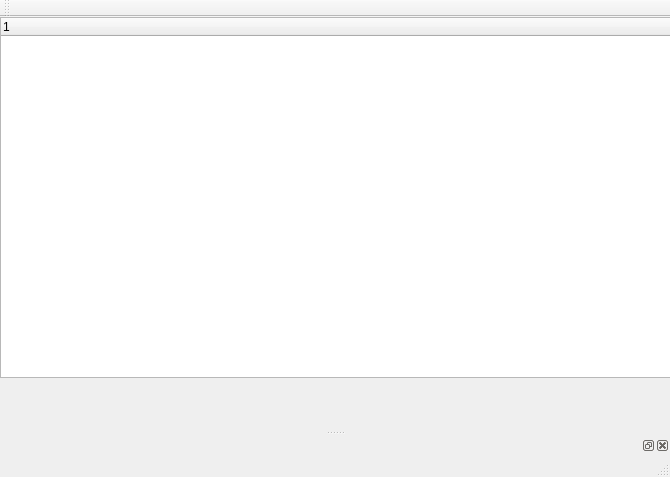
Above: EphA/mainwindow.ui from NordWest/myProj before the change. Below: the same form after it.
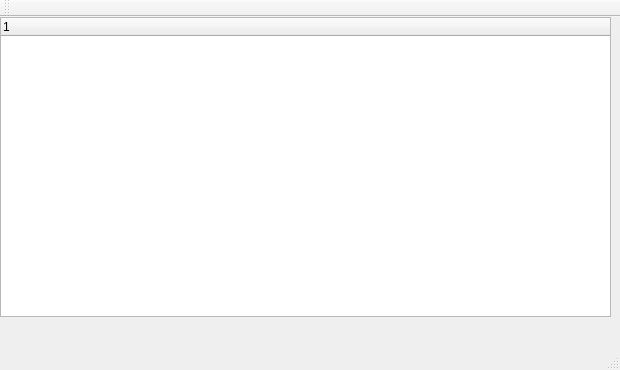
That is the form after the change.

Patch:
```diff
--- a/EphA/mainwindow.ui
+++ b/EphA/mainwindow.ui
@@ -6,10 +6,22 @@
    <rect>
     <x>0</x>
     <y>0</y>
-    <width>670</width>
-    <height>477</height>
+    <width>620</width>
+    <height>370</height>
    </rect>
   </property>
+  <property name="sizePolicy">
+   <sizepolicy hsizetype="Minimum" vsizetype="Minimum">
+    <horstretch>0</horstretch>
+    <verstretch>0</verstretch>
+   </sizepolicy>
+  </property>
+  <property name="minimumSize">
+   <size>
+    <width>620</width>
+    <height>370</height>
+   </size>
+  </property>
   <property name="windowTitle">
    <string>MainWindow</string>
   </property>
@@ -19,16 +31,22 @@
      <rect>
       <x>0</x>
       <y>0</y>
-      <width>671</width>
-      <height>361</height>
+      <width>611</width>
+      <height>300</height>
      </rect>
     </property>
     <property name="sizePolicy">
-     <sizepolicy hsizetype="Maximum" vsizetype="Maximum">
+     <sizepolicy hsizetype="MinimumExpanding" vsizetype="MinimumExpanding">
       <horstretch>2</horstretch>
       <verstretch>1</verstretch>
      </sizepolicy>
     </property>
+    <property name="minimumSize">
+     <size>
+      <width>610</width>
+      <height>300</height>
+     </size>
+    </property>
     <column>
      <property name="text">
       <string notr="true">1</string>
@@ -55,15 +73,6 @@
    </attribute>
   </widget>
   <widget class="QStatusBar" name="statusBar"/>
-  <widget class="QDockWidget" name="dockWidget">
-   <property name="features">
-    <set>QDockWidget::AllDockWidgetFeatures</set>
-   </property>
-   <attribute name="dockWidgetArea">
-    <number>8</number>
-   </attribute>
-   <widget class="QWidget" name="dockWidgetContents"/>
-  </widget>
  </widget>
  <layoutdefault spacing="6" margin="11"/>
  <resources/>
```
Left out of the diff: 4 changed lines with no effect on the pictures.
